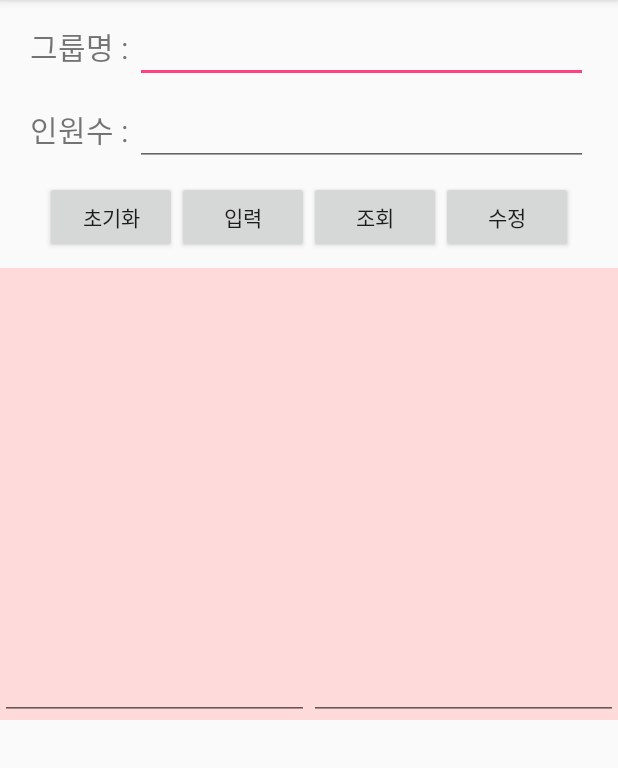
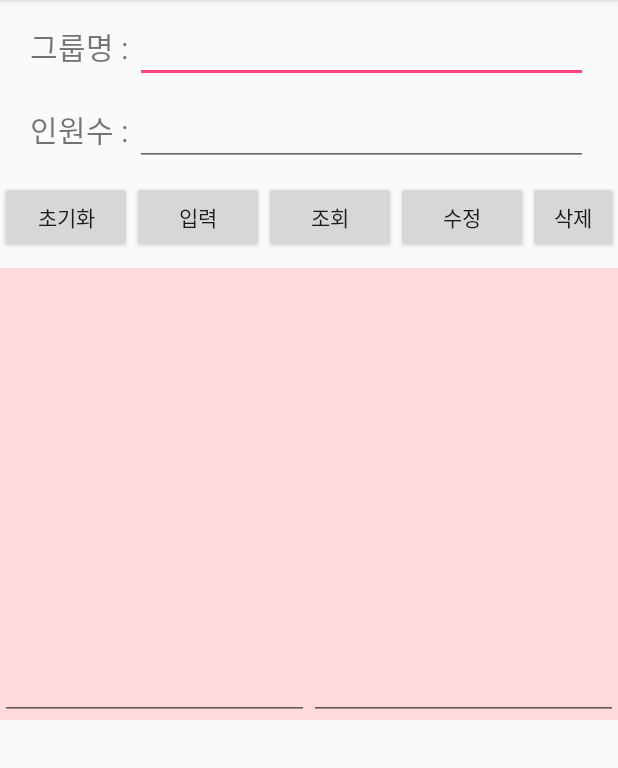
Before and after one commit to yeseul726/DBEx, an Android app: the screen it shows after launch (MainActivity), on a phone screen of 412 x 824 dp, the part 84-852 px from its top. Run offline under Robolectric (Android 15) with nearby library versions, the phone set to English and light mode, and no system bars.

Commit message:
#6 Update Button Complete

```diff
--- a/app/src/main/java/yeseul/kr/hs/emirim/dbex/MainActivity.java
+++ b/app/src/main/java/yeseul/kr/hs/emirim/dbex/MainActivity.java
@@ -13,7 +13,7 @@ import android.widget.Toast;
 
 public class MainActivity extends AppCompatActivity {
     EditText edit_group_name, edit_group_count, edit_result_name, edit_result_count;
-    Button but_init, but_insert, but_select;
+    Button but_init, but_insert, but_select, but_update, but_delete;
     MyDBHelper myHelper;
     SQLiteDatabase sqlDb;
 
@@ -29,6 +29,8 @@ public class MainActivity extends AppCompatActivity {
         but_select = (Button)findViewById(R.id.but_select);
         edit_result_name = (EditText)findViewById(R.id.edit_result_name);
         edit_result_count = (EditText)findViewById(R.id.edit_result_count);
+        but_update = (Button)findViewById(R.id.but_update);
+        but_delete = (Button)findViewById(R.id.but_delete);
 
         //DB 생성
         myHelper = new MyDBHelper(this);
@@ -69,6 +71,26 @@ public class MainActivity extends AppCompatActivity {
                 sqlDb.close();
             }
         });
+        but_update.setOnClickListener(new View.OnClickListener() {
+            @Override
+            public void onClick(View v) {
+                sqlDb = myHelper.getWritableDatabase();
+                String sql = "update idolTable set idolCount="+edit_group_count.getText()+" where idolName='"+edit_group_name.getText()+"'";
+                sqlDb.execSQL(sql);
+                sqlDb.close();
+                Toast.makeText(MainActivity.this, "수정됨", Toast.LENGTH_LONG).show();
+            }
+        });
+        but_delete.setOnClickListener(new View.OnClickListener() {
+            @Override
+            public void onClick(View v) {
+                sqlDb = myHelper.getWritableDatabase();
+                String sql = "delete from idolTable where idolName='"+edit_group_name.getText()+"'";
+                sqlDb.execSQL(sql);
+                sqlDb.close();
+                Toast.makeText(MainActivity.this, "삭제됨", Toast.LENGTH_LONG).show();
+            }
+        });
     }
 
     class MyDBHelper extends SQLiteOpenHelper{
--- a/app/src/main/res/layout/activity_main.xml
+++ b/app/src/main/res/layout/activity_main.xml
@@ -75,10 +75,16 @@
         android:text="조회"
         />
     <Button
-        android:id="@+id/but_upgrade"
+        android:id="@+id/but_update"
         android:layout_width="wrap_content"
         android:layout_height="wrap_content"
         android:text="수정"
+        />
+    <Button
+        android:id="@+id/but_delete"
+        android:layout_width="wrap_content"
+        android:layout_height="wrap_content"
+        android:text="삭제"
         />
 </LinearLayout>
 
```
